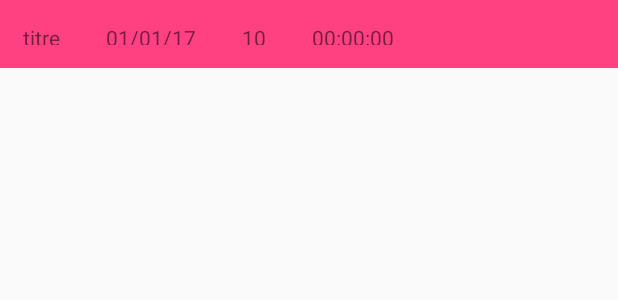
After one commit to ianis58/feet_TRackeR, an Android app: the layout track_history_row.xml on its own in the app's theme, with its tools: preview values and no code run, on a phone screen of 412 x 824 dp. The commit adds this screen. Shown: the top 300 px of the screen. Run offline under Robolectric (Android 15) with nearby library versions, the phone set to English and light mode, and no system bars.

Commit message:
test with FirebaseUI, RecyclerView. add of Track model

```diff
--- a/app/build.gradle
+++ b/app/build.gradle
@@ -19,6 +19,7 @@ android {
         versionName "1.0"
         testInstrumentationRunner "android.support.test.runner.AndroidJUnitRunner"
         signingConfig signingConfigs.config_sign_debug_feet_tracker
+        vectorDrawables.useSupportLibrary = true
     }
     buildTypes {
         release {
--- a/app/src/main/AndroidManifest.xml
+++ b/app/src/main/AndroidManifest.xml
@@ -68,10 +68,10 @@
         </activity>
         <activity
             android:name=".android.activities.trainer.RecordActivity"
-            android:label="feet TRaineR > recording new track" />
+            android:label="@string/record_activity_title" />
         <activity
             android:name=".android.activities.login.LoginActivity"
-            android:label="feet TRackeR > login" />
+            android:label="@string/connection_activity_title" />
 
         <meta-data
             android:name="com.facebook.sdk.ApplicationId"
--- /dev/null
+++ b/app/src/main/res/layout/track_history_row.xml
@@ -0,0 +1,43 @@
+<?xml version="1.0" encoding="utf-8"?>
+<RelativeLayout xmlns:android="http://schemas.android.com/apk/res/android"
+    android:layout_width="match_parent"
+    android:layout_height="45dp"
+    android:background="@color/colorAccent">
+
+    <TextView
+        android:id="@+id/trackTitle"
+        android:layout_width="wrap_content"
+        android:layout_height="wrap_content"
+        android:layout_margin="15sp"
+        android:text="titre" />
+
+    <TextView
+        android:id="@+id/trackDuration"
+        android:layout_width="wrap_content"
+        android:layout_height="wrap_content"
+        android:layout_alignParentTop="true"
+        android:layout_margin="15sp"
+        android:layout_toEndOf="@+id/trackLocationsCount"
+        android:layout_toRightOf="@+id/trackLocationsCount"
+        android:text="00:00:00" />
+
+    <TextView
+        android:id="@+id/trackLocationsCount"
+        android:layout_width="wrap_content"
+        android:layout_height="wrap_content"
+        android:layout_alignParentTop="true"
+        android:layout_margin="15sp"
+        android:layout_toEndOf="@+id/trackDate"
+        android:layout_toRightOf="@+id/trackDate"
+        android:text="10" />
+
+    <TextView
+        android:id="@+id/trackDate"
+        android:layout_width="wrap_content"
+        android:layout_height="wrap_content"
+        android:layout_alignParentTop="true"
+        android:layout_margin="15sp"
+        android:layout_toEndOf="@+id/trackTitle"
+        android:layout_toRightOf="@+id/trackTitle"
+        android:text="01/01/17" />
+</RelativeLayout>
--- a/app/src/main/res/values/strings.xml
+++ b/app/src/main/res/values/strings.xml
@@ -16,5 +16,7 @@
     <string name="btn_login">Login</string>
     <string name="start_record">Start Record</string>
     <string name="error_accessing_location">Le GPS semble désactivé, merci de l\'activer...</string>
+    <string name="connection_activity_title">Connexion</string>
+    <string name="record_activity_title">Nouveau trajet</string>
 
 </resources>
```
Also changed, not shown: app/src/main/java/ca/uqac/mobile/feet_tracker/android/activities/trainer/TrackHolder.java (added, +15 -0 lines), app/src/main/java/ca/uqac/mobile/feet_tracker/android/activities/trainer/TrainerActivity.java (+62 -2 lines), app/src/main/java/ca/uqac/mobile/feet_tracker/model/geo/Track.java (added, +56 -0 lines), app/src/main/res/layout/activity_trainer.xml (+5 -3 lines).
